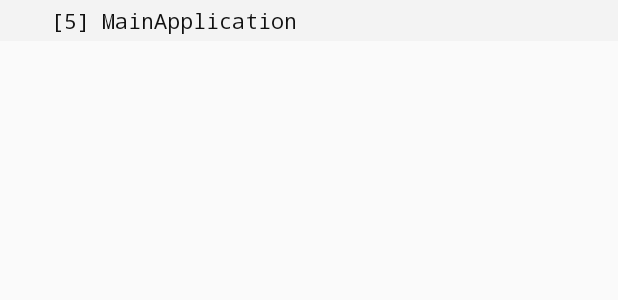
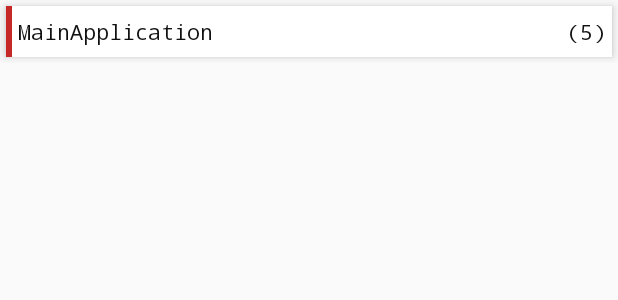
Before and after one commit to darekbx/CARI, an Android app: the layout adapter_preferences_scope.xml on its own in the app's theme, with its tools: preview values and no code run, on a phone screen of 412 x 824 dp. Shown: the top 300 px of the screen. Run offline under Robolectric (Android 15) with nearby library versions, the phone set to English and light mode, and no system bars.

Commit message:
CARI Changed preferences preview style

```diff
--- a/cari-sdk/src/main/java/com/darekbx/cari/sdk/internal/bubble/BubbleNotification.kt
+++ b/cari-sdk/src/main/java/com/darekbx/cari/sdk/internal/bubble/BubbleNotification.kt
@@ -22,7 +22,7 @@ class BubbleNotification(val context: Context) {
 
             val bubbleData = Notification.BubbleMetadata.Builder()
                 .setDesiredHeight(BUBBLE_VIEW_HEIGHT)
-                .setIcon(Icon.createWithResource(context, R.drawable.ic_tree))
+                .setIcon(Icon.createWithResource(context, R.drawable.ic_bubble))
                 .setIntent(bubbleIntent)
                 .build()
 
@@ -34,7 +34,7 @@ class BubbleNotification(val context: Context) {
 
             val builder = Notification.Builder(context, CHANNEL_ID)
                 .setContentIntent(bubbleIntent)
-                .setSmallIcon(R.drawable.ic_arrow_back)
+                .setSmallIcon(R.drawable.ic_bubble)
                 .setBubbleMetadata(bubbleData)
                 .addPerson(chatBot)
 
--- a/cari-sdk/src/main/java/com/darekbx/cari/sdk/internal/bubble/preferences/PreferencesAdapter.kt
+++ b/cari-sdk/src/main/java/com/darekbx/cari/sdk/internal/bubble/preferences/PreferencesAdapter.kt
@@ -39,7 +39,7 @@ class PreferencesAdapter(val context: Context) : BaseExpandableListAdapter() {
     ): View {
         val view = convertView ?: inflater.inflate(R.layout.adapter_preferences_scope, null)
         val scope = getGroup(groupPosition)
-        view.findViewById<TextView>(R.id.scope_items_count).setText("[${scope.items.size}]")
+        view.findViewById<TextView>(R.id.scope_items_count).setText("(${scope.items.size})")
         view.findViewById<TextView>(R.id.scope_name).setText(scope.scopeName)
         return view
     }
--- /dev/null
+++ b/cari-sdk/src/main/res/drawable/ic_edit.xml
@@ -0,0 +1,5 @@
+<vector android:height="24dp" android:tint="#25334E"
+    android:viewportHeight="24" android:viewportWidth="24"
+    android:width="24dp" xmlns:android="http://schemas.android.com/apk/res/android">
+    <path android:fillColor="@android:color/white" android:pathData="M3,17.25V21h3.75L17.81,9.94l-3.75,-3.75L3,17.25zM20.71,7.04c0.39,-0.39 0.39,-1.02 0,-1.41l-2.34,-2.34c-0.39,-0.39 -1.02,-0.39 -1.41,0l-1.83,1.83 3.75,3.75 1.83,-1.83z"/>
+</vector>
--- a/cari-sdk/src/main/res/layout/adapter_preferences_scope.xml
+++ b/cari-sdk/src/main/res/layout/adapter_preferences_scope.xml
@@ -4,27 +4,38 @@
     xmlns:tools="http://schemas.android.com/tools"
     android:orientation="horizontal"
     android:layout_width="match_parent"
-    android:layout_height="wrap_content"
-    android:background="#1999">
-    <TextView
-        android:id="@+id/scope_items_count"
-        android:layout_width="wrap_content"
-        android:layout_height="wrap_content"
-        android:typeface="monospace"
-        android:textColor="#111"
-        android:padding="4dp"
-        android:layout_marginStart="30dp"
-        tools:text="[5]"
-        />
-    <TextView
-        android:id="@+id/scope_name"
+    android:layout_height="wrap_content">
+    <LinearLayout
+        android:orientation="horizontal"
         android:layout_width="match_parent"
-        android:layout_height="wrap_content"
-        android:lines="1"
-        android:typeface="monospace"
-        android:textColor="#111"
-        android:padding="4dp"
-        tools:text="MainApplication"
-        android:ellipsize="end"
-        />
+        android:layout_height="34dp"
+        android:layout_margin="@dimen/padding_small"
+        android:background="@color/white"
+        android:elevation="4dp">
+        <FrameLayout
+            android:layout_width="4dp"
+            android:layout_height="match_parent"
+            android:background="@color/red"
+            />
+        <TextView
+            android:id="@+id/scope_name"
+            android:layout_width="match_parent"
+            android:layout_height="match_parent"
+            android:gravity="center_vertical"
+            android:layout_weight="1"
+            android:padding="@dimen/padding_small"
+            tools:text="MainApplication"
+            style="@style/ScopeItem"
+            />
+        <TextView
+            android:id="@+id/scope_items_count"
+            android:layout_width="wrap_content"
+            android:layout_height="match_parent"
+            android:gravity="center_vertical"
+            android:padding="@dimen/padding_small"
+            android:layout_marginStart="@dimen/padding_small"
+            tools:text="(5)"
+            style="@style/ScopeItem"
+            />
+    </LinearLayout>
 </LinearLayout>
--- /dev/null
+++ b/cari-sdk/src/main/res/values/colors.xml
@@ -0,0 +1,8 @@
+<?xml version="1.0" encoding="utf-8"?>
+<resources>
+    <color name="red">#c62828</color>
+    <color name="blue">#0277bd</color>
+    <color name="text_color">#111</color>
+    <color name="white">#fff</color>
+
+</resources>
--- /dev/null
+++ b/cari-sdk/src/main/res/values/dimens.xml
@@ -0,0 +1,8 @@
+<?xml version="1.0" encoding="utf-8"?>
+<resources>
+    <dimen name="text_small">11sp</dimen>
+    <dimen name="text_medium">14sp</dimen>
+    <dimen name="text_large">16sp</dimen>
+
+    <dimen name="padding_small">4dp</dimen>
+</resources>
--- a/cari-sdk/src/main/res/values/styles.xml
+++ b/cari-sdk/src/main/res/values/styles.xml
@@ -4,4 +4,21 @@
         <item name="android:backgroundTint">#607D8B</item>
         <item name="android:typeface">monospace</item>
     </style>
+    <style name="ItemValue">
+        <item name="android:typeface">monospace</item>
+        <item name="android:textColor">@color/text_color</item>
+        <item name="android:lines">1</item>
+        <item name="android:textSize">@dimen/text_small</item>
+        <item name="android:ellipsize">end</item>
+    </style>
+    <style name="ItemKey" parent="ItemValue">
+        <item name="android:textStyle">bold</item>
+    </style>
+    <style name="ScopeItem">
+        <item name="android:lines">1</item>
+        <item name="android:typeface">monospace</item>
+        <item name="android:textSize">@dimen/text_medium</item>
+        <item name="android:textColor">@color/text_color</item>
+        <item name="android:ellipsize">end</item>
+    </style>
 </resources>
```
Also changed, not shown: cari-sdk/src/main/java/com/darekbx/cari/sdk/internal/bubble/BubbleActivity.kt (+7 -10 lines), cari-sdk/src/main/res/drawable/ic_arrow_back.xml (deleted, +0 -9 lines), cari-sdk/src/main/res/drawable/ic_bubble.xml (added, +12 -0 lines), cari-sdk/src/main/res/drawable/ic_tree.xml (deleted, +0 -9 lines), cari-sdk/src/main/res/layout-v23/activity_bubble.xml (+6 -1 lines), cari-sdk/src/main/res/layout/adapter_preferences_item.xml (+35 -16 lines).
